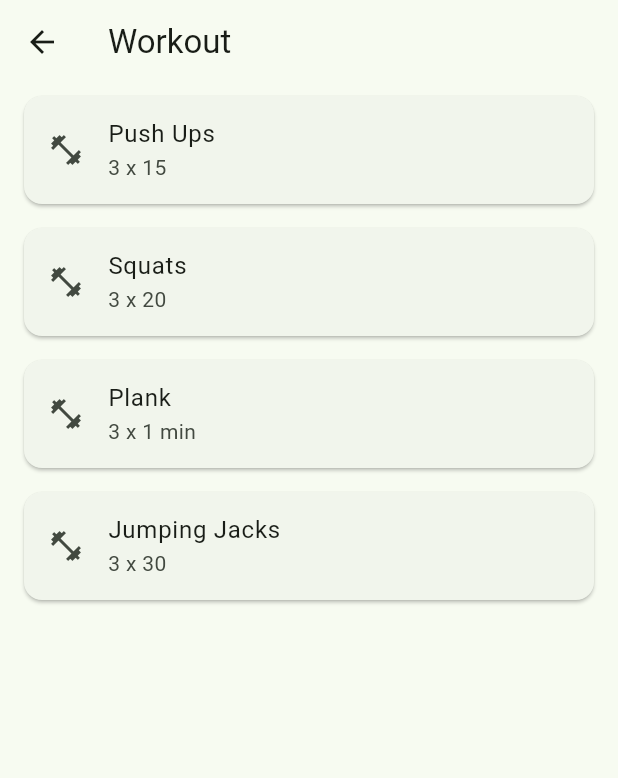
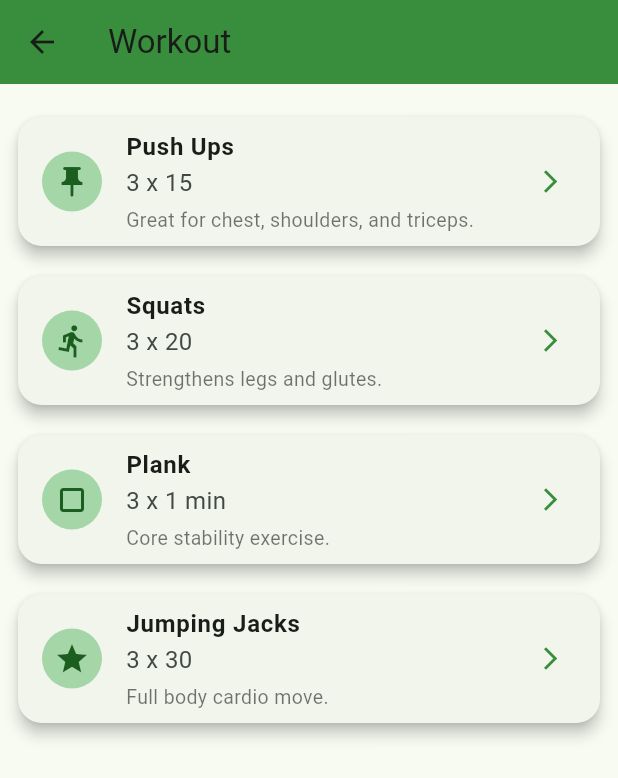
Before and after one commit to lujamanandhar/FYP, a Flutter app: the WorkoutPage screen opened directly, on a phone screen of 412 x 824 dp. Shown: the top 778 px of the screen. Run offline on Flutter 3.47's test engine with Material 3 defaults, Android fonts, the phone set to English and light mode, and no system bars.

Commit message:
workout page updated

```diff
--- a/nutrilift/lib/workout.dart
+++ b/nutrilift/lib/workout.dart
@@ -6,30 +6,87 @@ class WorkoutPage extends StatelessWidget {
   @override
   Widget build(BuildContext context) {
     final workouts = [
-      {'name': 'Push Ups', 'reps': '3 x 15'},
-      {'name': 'Squats', 'reps': '3 x 20'},
-      {'name': 'Plank', 'reps': '3 x 1 min'},
-      {'name': 'Jumping Jacks', 'reps': '3 x 30'},
+      {
+        'name': 'Push Ups',
+        'reps': '3 x 15',
+        'desc': 'Great for chest, shoulders, and triceps.',
+        'icon': Icons.push_pin,
+      },
+      {
+        'name': 'Squats',
+        'reps': '3 x 20',
+        'desc': 'Strengthens legs and glutes.',
+        'icon': Icons.directions_run,
+      },
+      {
+        'name': 'Plank',
+        'reps': '3 x 1 min',
+        'desc': 'Core stability exercise.',
+        'icon': Icons.crop_square,
+      },
+      {
+        'name': 'Jumping Jacks',
+        'reps': '3 x 30',
+        'desc': 'Full body cardio move.',
+        'icon': Icons.star,
+      },
     ];
 
     return Scaffold(
       appBar: AppBar(
         title: const Text('Workout'),
+        backgroundColor: Colors.green[700],
       ),
-      body: ListView.builder(
+      body: Padding(
+        padding: const EdgeInsets.all(12.0),
+        child: ListView.builder(
           itemCount: workouts.length,
           itemBuilder: (context, index) {
             final workout = workouts[index];
             return Card(
-            margin: const EdgeInsets.symmetric(horizontal: 16, vertical: 8),
+              elevation: 4,
+              shape: RoundedRectangleBorder(
+                borderRadius: BorderRadius.circular(16),
+              ),
+              margin: const EdgeInsets.symmetric(vertical: 10),
               child: ListTile(
-              leading: Icon(Icons.fitness_center),
+                leading: CircleAvatar(
+                  backgroundColor: Colors.green[200],
+                  child: Icon(workout['icon'] as IconData, color: Colors.green[900]),
+                ),
+                title: Text(
+                  workout['name']!,
+                  style: const TextStyle(fontWeight: FontWeight.bold),
+                ),
+                subtitle: Column(
+                  crossAxisAlignment: CrossAxisAlignment.start,
+                  children: [
+                    Text(workout['reps']!, style: const TextStyle(fontSize: 16)),
+                    const SizedBox(height: 4),
+                    Text(workout['desc']!, style: const TextStyle(fontSize: 13, color: Colors.black54)),
+                  ],
+                ),
+                trailing: Icon(Icons.arrow_forward_ios, size: 18, color: Colors.green[700]),
+                onTap: () {
+                  showDialog(
+                    context: context,
+                    builder: (_) => AlertDialog(
                       title: Text(workout['name']!),
-              subtitle: Text(workout['reps']!),
+                      content: Text(workout['desc']!),
+                      actions: [
+                        TextButton(
+                          child: const Text('Close'),
+                          onPressed: () => Navigator.pop(context),
+                        ),
+                      ],
                     ),
                   );
                 },
               ),
             );
+          },
+        ),
+      ),
+    );
   }
 }
```
Lines whose indentation alone changed are shown as unchanged.
